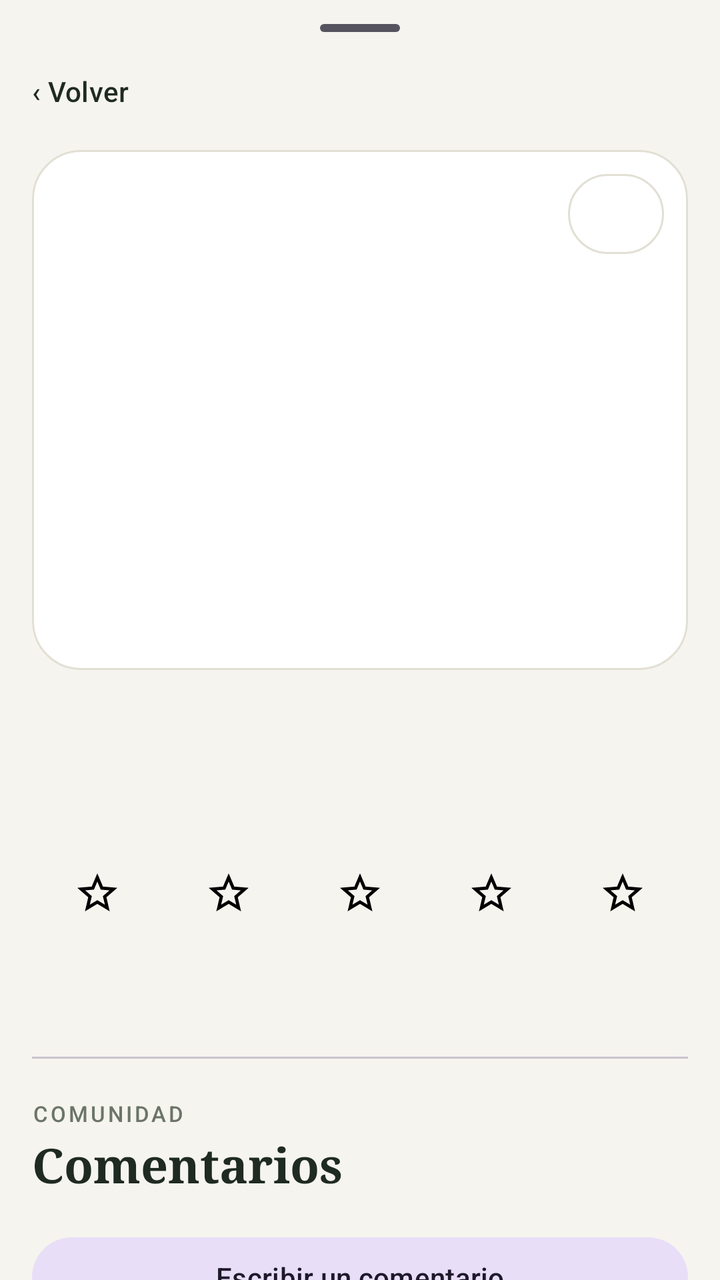
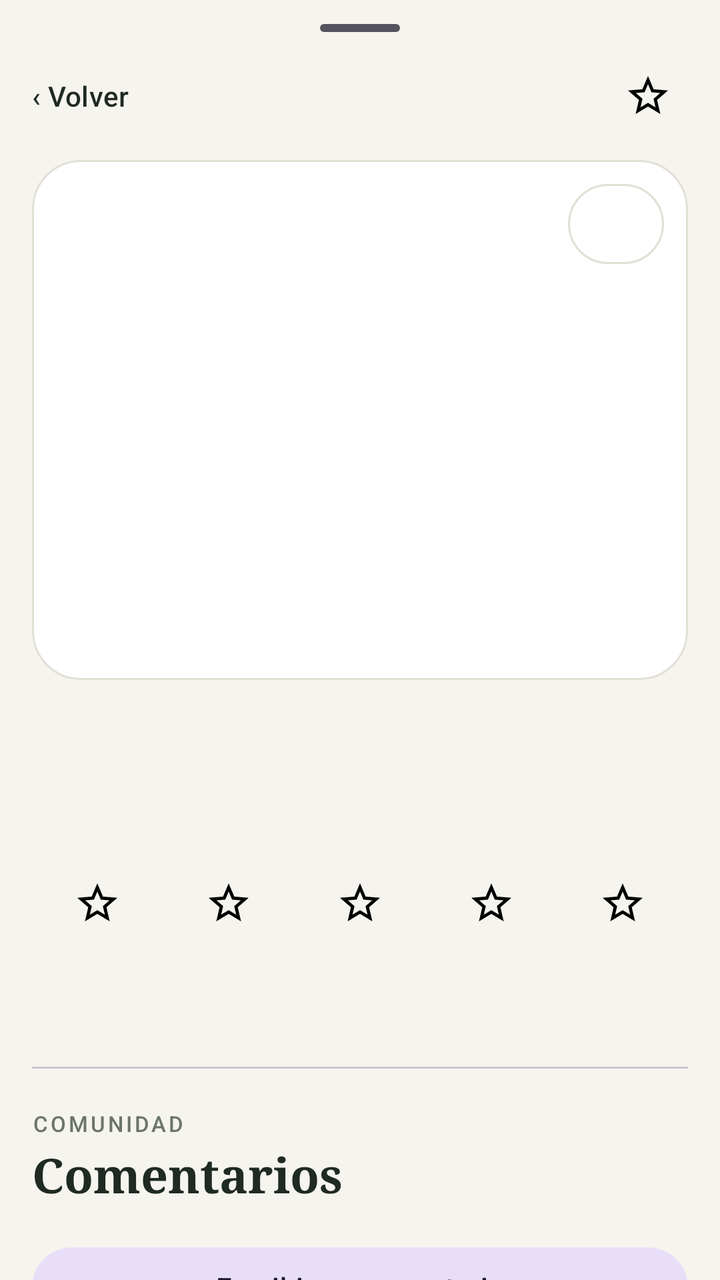

Two renders of the same Android screen: before a commit and after it. Below are the layout's source before the change and the commit's diff.
<!-- AndroidManifest.xml: application theme Theme.WoofMap -->
<!-- res/layout/sheet_lugar_detail.xml -->
<?xml version="1.0" encoding="utf-8"?>
<androidx.core.widget.NestedScrollView
    xmlns:android="http://schemas.android.com/apk/res/android"
    xmlns:app="http://schemas.android.com/apk/res-auto"
    android:layout_width="match_parent"
    android:layout_height="match_parent"
    android:background="@color/woofmap_fondo"
    android:fillViewport="true">

    <LinearLayout
        android:layout_width="match_parent"
        android:layout_height="wrap_content"
        android:orientation="vertical"
        android:paddingBottom="24dp">

        
        <View
            android:layout_width="40dp"
            android:layout_height="4dp"
            android:layout_gravity="center_horizontal"
            android:layout_marginTop="12dp"
            android:layout_marginBottom="12dp"
            android:background="@drawable/bg_handle" />

        
        <LinearLayout
            android:layout_width="match_parent"
            android:layout_height="wrap_content"
            android:gravity="center_vertical"
            android:orientation="horizontal"
            android:paddingStart="8dp"
            android:paddingEnd="16dp"
            android:paddingBottom="12dp">

            <TextView
                android:id="@+id/botonVolver"
                android:layout_width="wrap_content"
                android:layout_height="wrap_content"
                android:background="?attr/selectableItemBackground"
                android:clickable="true"
                android:focusable="true"
                android:padding="8dp"
                android:text="@string/detalle_volver"
                android:textAppearance="?attr/textAppearanceTitleSmall"
                android:textColor="@color/woofmap_text_primary" />

            <TextView
                android:id="@+id/textoNombreCabecera"
                android:layout_width="0dp"
                android:layout_height="wrap_content"
                android:layout_marginStart="8dp"
                android:layout_weight="1"
                android:ellipsize="end"
                android:maxLines="1"
                android:textAppearance="?attr/textAppearanceBodyMedium"
                android:textColor="@color/woofmap_text_secondary" />
        </LinearLayout>

        
        <FrameLayout
            android:id="@+id/contenedorFotos"
            android:layout_width="match_parent"
            android:layout_height="260dp"
            android:layout_marginStart="16dp"
            android:layout_marginEnd="16dp"
            android:background="@drawable/bg_card"
            android:clipToOutline="true">

            <androidx.recyclerview.widget.RecyclerView
                android:id="@+id/recyclerFotos"
                android:layout_width="match_parent"
                android:layout_height="match_parent"
                android:clipToPadding="false" />

            <TextView
                android:id="@+id/textoSinFotos"
                android:layout_width="wrap_content"
                android:layout_height="wrap_content"
                android:layout_gravity="center"
                android:text="@string/detalle_sin_fotos"
                android:textAppearance="?attr/textAppearanceBodyMedium"
                android:textColor="@color/woofmap_text_secondary"
                android:visibility="gone" />

            <com.google.android.material.button.MaterialButton
                android:id="@+id/botonAnadirFoto"
                style="@style/Widget.WoofMap.Button.Pill"
                android:layout_width="wrap_content"
                android:layout_height="wrap_content"
                android:layout_gravity="top|end"
                android:layout_margin="12dp" />

            <TextView
                android:id="@+id/textoNumFotos"
                android:layout_width="wrap_content"
                android:layout_height="wrap_content"
                android:layout_gravity="bottom|start"
                android:layout_margin="12dp"
                android:background="@drawable/bg_badge"
                android:paddingStart="12dp"
                android:paddingTop="6dp"
                android:paddingEnd="12dp"
                android:paddingBottom="6dp"
                android:textAppearance="?attr/textAppearanceLabelLarge"
                android:textColor="@color/white"
                android:visibility="gone" />
        </FrameLayout>

        <com.google.android.material.progressindicator.LinearProgressIndicator
            android:id="@+id/progresoFoto"
            android:layout_width="match_parent"
            android:layout_height="wrap_content"
            android:indeterminate="true"
            android:visibility="gone" />

        
        <LinearLayout
            android:layout_width="match_parent"
            android:layout_height="wrap_content"
            android:orientation="vertical"
            android:paddingStart="16dp"
            android:paddingTop="16dp"
            android:paddingEnd="16dp">

            <TextView
                android:id="@+id/textoCategoria"
                android:layout_width="match_parent"
                android:layout_height="wrap_content"
                android:textAppearance="@style/TextAppearance.WoofMap.Overline" />

            <TextView
                android:id="@+id/textoNombre"
                android:layout_width="match_parent"
                android:layout_height="wrap_content"
                android:layout_marginTop="2dp"
                android:fontFamily="serif"
                android:textAppearance="@style/TextAppearance.WoofMap.Titulo"
                android:textColor="@color/woofmap_text_primary" />

            <TextView
                android:id="@+id/textoValoracion"
                android:layout_width="match_parent"
                android:layout_height="wrap_content"
                android:layout_marginTop="4dp"
                android:textAppearance="?attr/textAppearanceBodyMedium"
                android:textColor="@color/woofmap_text_secondary" />

            <LinearLayout
                android:id="@+id/estrellas"
                android:layout_width="match_parent"
                android:layout_height="wrap_content"
                android:layout_marginTop="6dp"
                android:orientation="horizontal">

                <ImageView
                    android:layout_width="0dp"
                    android:layout_height="24dp"
                    android:layout_weight="1"
                    android:contentDescription="@null"
                    android:src="@drawable/ic_estrella" />

                <ImageView
                    android:layout_width="0dp"
                    android:layout_height="24dp"
                    android:layout_weight="1"
                    android:contentDescription="@null"
                    android:src="@drawable/ic_estrella" />

                <ImageView
                    android:layout_width="0dp"
                    android:layout_height="24dp"
                    android:layout_weight="1"
                    android:contentDescription="@null"
                    android:src="@drawable/ic_estrella" />

                <ImageView
                    android:layout_width="0dp"
                    android:layout_height="24dp"
                    android:layout_weight="1"
                    android:contentDescription="@null"
                    android:src="@drawable/ic_estrella" />

                <ImageView
                    android:layout_width="0dp"
                    android:layout_height="24dp"
                    android:layout_weight="1"
                    android:contentDescription="@null"
                    android:src="@drawable/ic_estrella" />
            </LinearLayout>

            <TextView
                android:id="@+id/textoDescripcion"
                android:layout_width="match_parent"
                android:layout_height="wrap_content"
                android:layout_marginTop="12dp"
                android:textAppearance="?attr/textAppearanceBodyLarge"
                android:textColor="@color/woofmap_text_primary" />

            <LinearLayout
                android:layout_width="match_parent"
                android:layout_height="wrap_content"
                android:layout_marginTop="16dp"
                android:orientation="horizontal">

                <com.google.android.material.button.MaterialButton
                    android:id="@+id/botonEditar"
                    style="@style/Widget.Material3.Button.OutlinedButton"
                    android:layout_width="0dp"
                    android:layout_height="wrap_content"
                    android:layout_marginEnd="8dp"
                    android:layout_weight="1"
                    android:text="@string/detalle_editar"
                    android:visibility="gone" />

                <com.google.android.material.button.MaterialButton
                    android:id="@+id/botonEliminar"
                    style="@style/Widget.Material3.Button.OutlinedButton"
                    android:layout_width="0dp"
                    android:layout_height="wrap_content"
                    android:layout_weight="1"
                    android:text="@string/detalle_eliminar"
                    android:visibility="gone" />
            </LinearLayout>

            <com.google.android.material.divider.MaterialDivider
                android:layout_width="match_parent"
                android:layout_height="wrap_content"
                android:layout_marginTop="20dp" />

            <TextView
                android:layout_width="match_parent"
                android:layout_height="wrap_content"
                android:layout_marginTop="20dp"
                android:text="@string/detalle_comunidad"
                android:textAppearance="@style/TextAppearance.WoofMap.Overline" />

            <TextView
                android:id="@+id/textoComentariosTitulo"
                android:layout_width="match_parent"
                android:layout_height="wrap_content"
                android:layout_marginTop="2dp"
                android:fontFamily="serif"
                android:text="@string/detalle_comentarios_titulo"
                android:textAppearance="?attr/textAppearanceHeadlineSmall"
                android:textColor="@color/woofmap_text_primary"
                android:textStyle="bold" />

            <TextView
                android:id="@+id/textoSinComentarios"
                android:layout_width="match_parent"
                android:layout_height="wrap_content"
                android:layout_marginTop="4dp"
                android:text="@string/detalle_sin_comentarios"
                android:textAppearance="?attr/textAppearanceBodyMedium"
                android:textColor="@color/woofmap_text_secondary"
                android:visibility="gone" />

            <androidx.recyclerview.widget.RecyclerView
                android:id="@+id/recyclerComentarios"
                android:layout_width="match_parent"
                android:layout_height="wrap_content"
                android:layout_marginTop="8dp"
                android:nestedScrollingEnabled="false" />

            <com.google.android.material.button.MaterialButton
                android:id="@+id/botonAnadirComentario"
                style="@style/Widget.Material3.Button.TonalButton"
                android:layout_width="match_parent"
                android:layout_height="wrap_content"
                android:layout_marginTop="8dp"
                android:text="@string/detalle_anadir_comentario" />

            <com.google.android.material.progressindicator.LinearProgressIndicator
                android:id="@+id/progreso"
                android:layout_width="match_parent"
                android:layout_height="wrap_content"
                android:layout_marginTop="8dp"
                android:indeterminate="true"
                android:visibility="gone" />

        </LinearLayout>
    </LinearLayout>
</androidx.core.widget.NestedScrollView>
<!-- resources referenced by this layout -->
<resources>
  <color name="white">#FFFFFFFF</color>
  <color name="woofmap_fondo">#F6F4EE</color>
  <color name="woofmap_text_primary">#1E2A22</color>
  <color name="woofmap_text_secondary">#6B7568</color>
  <!-- drawable bg_badge (drawable) -->
  <?xml version="1.0" encoding="utf-8"?>
  <shape xmlns:android="http://schemas.android.com/apk/res/android"
      android:shape="rectangle">
      <solid android:color="#B3000000" />
      <corners android:radius="12dp" />
  </shape>
  <!-- drawable bg_card (drawable) -->
  <?xml version="1.0" encoding="utf-8"?>
  <shape xmlns:android="http://schemas.android.com/apk/res/android"
      android:shape="rectangle">
      <solid android:color="@color/woofmap_surface" />
      <corners android:radius="24dp" />
      <stroke
          android:width="1dp"
          android:color="@color/woofmap_borde" />
  </shape>
  <!-- drawable bg_handle (drawable) -->
  <?xml version="1.0" encoding="utf-8"?>
  <shape xmlns:android="http://schemas.android.com/apk/res/android"
      android:shape="rectangle">
      <solid android:color="#FF55545E" />
      <corners android:radius="2dp" />
  </shape>
  <!-- drawable ic_estrella (drawable) -->
  <vector xmlns:android="http://schemas.android.com/apk/res/android"
      android:width="24dp"
      android:height="24dp"
      android:viewportWidth="24"
      android:viewportHeight="24">
      <path
          android:fillColor="#FF000000"
          android:pathData="M22,9.24l-7.19,-0.62L12,2 9.19,8.63 2,9.24l5.46,4.73L5.82,21 12,17.27 18.18,21l-1.63,-7.03L22,9.24zM12,15.4l-3.76,2.27 1,-4.28 -3.32,-2.88 4.38,-0.38L12,6.1l1.71,4.04 4.38,0.38 -3.32,2.88 1,4.28L12,15.4z" />
  </vector>
  <string name="detalle_anadir_comentario">Escribir un comentario</string>
  <string name="detalle_comentarios_titulo">Comentarios</string>
  <string name="detalle_comunidad">Comunidad</string>
  <string name="detalle_editar">Editar</string>
  <string name="detalle_eliminar">Eliminar</string>
  <string name="detalle_sin_comentarios">Aún no hay comentarios</string>
  <string name="detalle_sin_fotos">Aún no hay fotos</string>
  <string name="detalle_volver">‹ Volver</string>
  <style name="TextAppearance.WoofMap.Overline" parent="TextAppearance.Material3.LabelSmall">
          <item name="android:textAllCaps">true</item>
          <item name="android:letterSpacing">0.12</item>
          <item name="android:textColor">@color/woofmap_text_secondary</item>
      </style>
  <style name="TextAppearance.WoofMap.Titulo" parent="TextAppearance.Material3.HeadlineMedium">
          <item name="android:fontFamily">serif</item>
          <item name="android:textStyle">bold</item>
          <item name="android:textColor">@color/woofmap_text_primary</item>
      </style>
  <color name="woofmap_surface">#FFFFFF</color>
  <color name="woofmap_borde">#E2DFD4</color>
  <color name="woofmap_primary">#2F5D3A</color>
  <color name="woofmap_primary_dark">#24482D</color>
  <color name="woofmap_secondary">#8FAE7E</color>
  <color name="woofmap_background">#F6F4EE</color>
  <style name="Widget.WoofMap.Button" parent="Widget.Material3.Button">
          <item name="android:textAllCaps">false</item>
          <item name="android:minHeight">52dp</item>
          <item name="cornerRadius">14dp</item>
          <item name="backgroundTint">@color/woofmap_primary</item>
          <item name="android:textColor">@color/white</item>
      </style>
  <!-- unchanged entries left out for length: 3 -->
</resources>

<!-- the commit's change to res/layout/sheet_lugar_detail.xml (unified diff, before → after) -->
@@ -54,6 +54,14 @@
                 android:maxLines="1"
                 android:textAppearance="?attr/textAppearanceBodyMedium"
                 android:textColor="@color/woofmap_text_secondary" />
+
+            <ImageButton
+                android:id="@+id/botonFavorito"
+                android:layout_width="40dp"
+                android:layout_height="40dp"
+                android:background="?attr/selectableItemBackgroundBorderless"
+                android:contentDescription="@string/mapa_favoritos"
+                android:src="@drawable/ic_estrella" />
         </LinearLayout>
 
         
@@ -217,8 +225,18 @@
                     style="@style/Widget.Material3.Button.OutlinedButton"
                     android:layout_width="0dp"
                     android:layout_height="wrap_content"
+                    android:layout_marginEnd="8dp"
                     android:layout_weight="1"
                     android:text="@string/detalle_eliminar"
+                    android:visibility="gone" />
+
+                <com.google.android.material.button.MaterialButton
+                    android:id="@+id/botonReportarLugar"
+                    style="@style/Widget.Material3.Button.OutlinedButton"
+                    android:layout_width="0dp"
+                    android:layout_height="wrap_content"
+                    android:layout_weight="1"
+                    android:text="@string/detalle_reportar"
                     android:visibility="gone" />
             </LinearLayout>
 
<!-- resource entries referenced after the edit -->
@@ -43,9 +43,11 @@
   <string name="detalle_comunidad">Comunidad</string>
   <string name="detalle_editar">Editar</string>
   <string name="detalle_eliminar">Eliminar</string>
+  <string name="detalle_reportar">Reportar</string>
   <string name="detalle_sin_comentarios">Aún no hay comentarios</string>
   <string name="detalle_sin_fotos">Aún no hay fotos</string>
   <string name="detalle_volver">‹ Volver</string>
+  <string name="mapa_favoritos">Favoritos</string>
   <style name="TextAppearance.WoofMap.Overline" parent="TextAppearance.Material3.LabelSmall">
           <item name="android:textAllCaps">true</item>
           <item name="android:letterSpacing">0.12</item>
